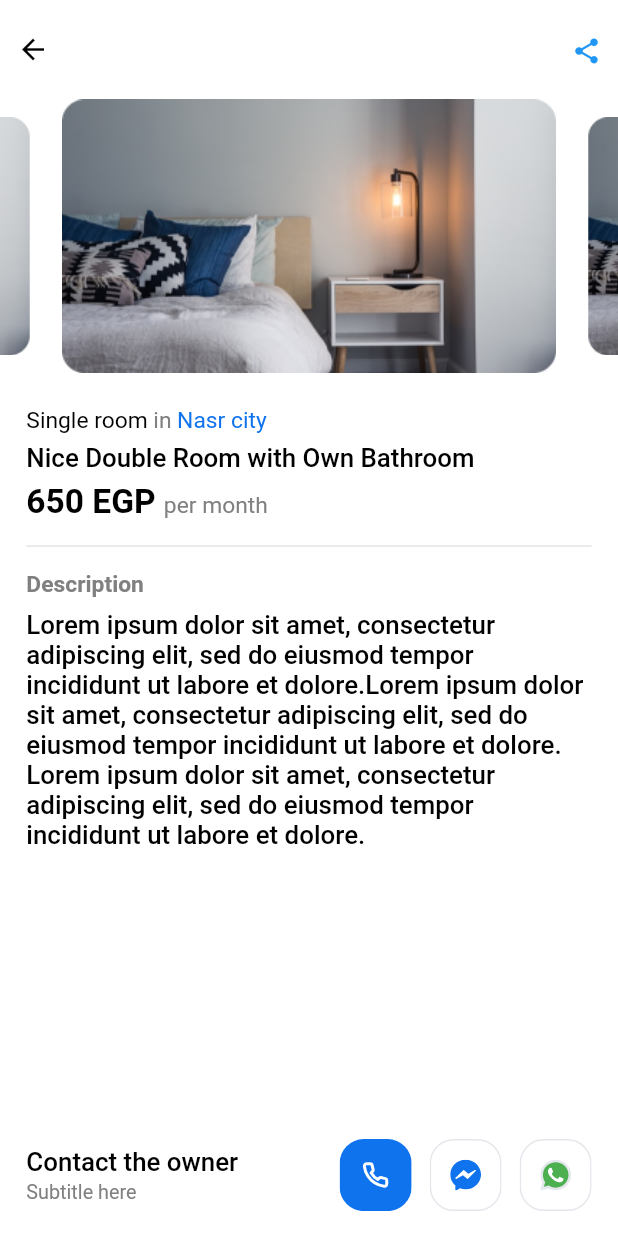
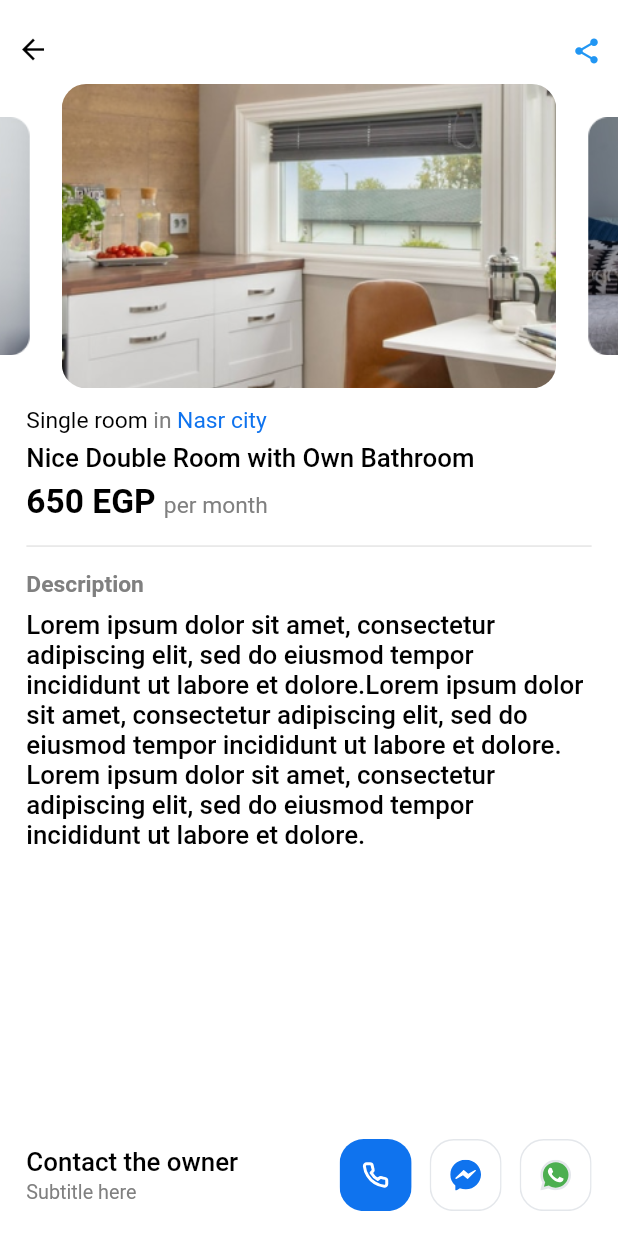
Before and after one commit to msaeedabdelmonem/Roommate, a Flutter app: the screen it shows after launch, after a tap on an icon or button, on a phone screen of 412 x 824 dp. Run offline on Flutter 3.47's test engine with Material 2 defaults, Android fonts, the phone set to English and light mode, and no system bars; drawn by our look-alikes of carousel_slider; our stand-ins replace device_info, device_preview, firebase_analytics, firebase_core, flutter_bloc, flutter_easyloading and 5 more; missing offline and left inert: device_uuid; accounts and stored records are empty; generated files the repository leaves out were written again; project files that could hold a hidden picture were left out.

Commit message:
Room details Ui

```diff
--- a/lib/core/constants/image_paths.dart
+++ b/lib/core/constants/image_paths.dart
@@ -9,8 +9,12 @@ abstract class ImagePaths {
   static const String search = "assets/icons/search.svg";
   static const String person = "assets/icons/person.svg";
   static const String room = "assets/images/room.png";
+  static const String room2 = "assets/images/room2.png";
 
   static const String phone = "assets/icons/phone.svg";
   static const String messenger = "assets/icons/messenger.svg";
   static const String whatsapp = "assets/icons/whatsapp.svg";
+
+  static const String rating = "assets/images/rating.svg";
+
 }
--- a/lib/core/constants/routes.dart
+++ b/lib/core/constants/routes.dart
@@ -3,6 +3,9 @@ abstract class RoutesNames {
   static const String loginScreen = 'loginScreen';
   static const String homeScreen = 'homeScreen';
   static const String room = 'room';
+  static const String ratingScreen = 'ratingScreen';
+  static const String roomImageScreen = 'roomImageScreen';
+
 }
 
 abstract class MoreRoutes{
--- a/lib/core/navigation/router.dart
+++ b/lib/core/navigation/router.dart
@@ -3,9 +3,12 @@ import 'package:flutter/material.dart';
 import 'package:roommate/app.dart';
 import 'package:roommate/core/constants/routes.dart';
 import 'package:roommate/models/home/room_model.dart';
+import 'package:roommate/models/room_image_model.dart';
 import 'package:roommate/ui/screens/home/home_screen.dart';
 import 'package:roommate/ui/screens/login/login_screen.dart';
+import 'package:roommate/ui/screens/rating/rating_screen.dart';
 import 'package:roommate/ui/screens/room/room_screen.dart';
+import 'package:roommate/ui/screens/room_image/room_image_screen.dart';
 
 Route<dynamic> generateRoute(RouteSettings settings) {
   log("Route Name:${settings.name}");
@@ -23,6 +26,17 @@ Route<dynamic> generateRoute(RouteSettings settings) {
       return MaterialPageRoute(
         builder: (context) =>
             RoomScreen(roomModel: settings.arguments as RoomModel),
+      );
+    case RoutesNames.roomImageScreen:
+      return MaterialPageRoute(
+        builder: (context) =>
+            RoomImageScreen(roomImageModel: settings.arguments as RoomImageModel),
+      );
+
+    case RoutesNames.ratingScreen:
+      return MaterialPageRoute(
+        builder: (context) =>
+            RatingScreen(),
       );
     default:
       return MaterialPageRoute(
--- a/lib/core/theme/colors/config_colors.dart
+++ b/lib/core/theme/colors/config_colors.dart
@@ -21,7 +21,7 @@ class ConstantsColors {
   static const orangeShadowColor = Color(0x26e16036);
   static const blueColor = Color(0xff65B8f9);
   static const redColor = Colors.red;
-  static const yellowColor = Color(0xffecff6a);
+  static const yellowColor = Color(0xffffc727);
   static const purpleColor = Color(0xff9080ff);
   static const textColor = Color(0xFF5b5b5b);
   static const textBlackColor = Color(0xff000000);
--- a/lib/l10n/intl_en.arb
+++ b/lib/l10n/intl_en.arb
@@ -6,5 +6,7 @@
   "facebook_login": "Continue with Facebook",
   "google_login": "Continue with Google",
   "appleLogin": "Continue with Apple ID",
-  "search": "search"
+  "search": "search",
+  "rate": "Rate the App",
+  "contact": "Contact The Owner"
 }
--- /dev/null
+++ b/lib/models/room_image_model.dart
@@ -0,0 +1,8 @@
+import 'package:roommate/models/home/room_model.dart';
+
+class RoomImageModel {
+  final String selectedImage;
+  final RoomModel roomModel;
+
+  RoomImageModel({required this.selectedImage, required this.roomModel});
+}
--- a/lib/ui/screens/home/widgets/room_list_widget.dart
+++ b/lib/ui/screens/home/widgets/room_list_widget.dart
@@ -17,7 +17,7 @@ class RoomListWidget extends StatelessWidget {
           price: 650,
           desc:
               'Lorem ipsum dolor sit amet, consectetur adipiscing elit, sed do eiusmod tempor incididunt ut labore et dolore.Lorem ipsum dolor sit amet, consectetur adipiscing elit, sed do eiusmod tempor incididunt ut labore et dolore. Lorem ipsum dolor sit amet, consectetur adipiscing elit, sed do eiusmod tempor incididunt ut labore et dolore.',
-          images: [ImagePaths.room, ImagePaths.room],
+          images: [ImagePaths.room2, ImagePaths.room],
           city: 'Nasr city'),
       RoomModel(
           type: 'Single room',
@@ -25,7 +25,7 @@ class RoomListWidget extends StatelessWidget {
           price: 650,
           desc:
               'Lorem ipsum dolor sit amet, consectetur adipiscing elit, sed do eiusmod tempor incididunt ut labore et dolore.Lorem ipsum dolor sit amet, consectetur adipiscing elit, sed do eiusmod tempor incididunt ut labore et dolore. Lorem ipsum dolor sit amet, consectetur adipiscing elit, sed do eiusmod tempor incididunt ut labore et dolore.',
-          images: [ImagePaths.room, ImagePaths.room],
+          images: [ImagePaths.room2, ImagePaths.room,],
           city: 'Nasr city'),
       RoomModel(
           type: 'Single room',
@@ -33,7 +33,7 @@ class RoomListWidget extends StatelessWidget {
           price: 650,
           desc:
               'Lorem ipsum dolor sit amet, consectetur adipiscing elit, sed do eiusmod tempor incididunt ut labore et dolore.Lorem ipsum dolor sit amet, consectetur adipiscing elit, sed do eiusmod tempor incididunt ut labore et dolore. Lorem ipsum dolor sit amet, consectetur adipiscing elit, sed do eiusmod tempor incididunt ut labore et dolore.',
-          images: [ImagePaths.room, ImagePaths.room],
+          images: [ImagePaths.room, ImagePaths.room2,],
           city: 'Nasr city')
     ];
     return ListView.separated(
--- a/lib/ui/screens/home/widgets/room_widget.dart
+++ b/lib/ui/screens/home/widgets/room_widget.dart
@@ -8,6 +8,7 @@ import 'package:roommate/main.dart';
 import 'package:roommate/models/home/room_model.dart';
 import 'package:roommate/ui/widgets/custom_text.dart';
 import 'package:roommate/ui/widgets/custom_widgets.dart';
+import 'package:roommate/ui/widgets/room_details.dart';
 
 class RoomWidget extends StatelessWidget {
   const RoomWidget({
@@ -33,67 +34,7 @@ class RoomWidget extends StatelessWidget {
                   image: roomModel.images?.first ?? '',
                 ),
           space(12),
-          RichText(
-            maxLines: 2,
-            text: TextSpan(
-              children: <TextSpan>[
-                TextSpan(
-                  text: roomModel.type,
-                  style: Theme.of(context).textTheme.bodySmall?.copyWith(
-                        fontSize: AppFontSize.smallMedium,
-                        color: ConstantsColors.blackColor,
-                      ),
-                ),
-                TextSpan(
-                  text: ' in ',
-                  style: Theme.of(context).textTheme.bodySmall?.copyWith(
-                        fontSize: AppFontSize.smallMedium,
-                        color: ConstantsColors.greyColor,
-                      ),
-                ),
-                TextSpan(
-                  text: roomModel.city,
-                  style: Theme.of(context).textTheme.bodySmall?.copyWith(
-                        fontSize: AppFontSize.smallMedium,
-                        color: ConstantsColors.blue,
-                      ),
-                )
-              ],
-            ),
-          ),
-          space(6),
-          CustomText(
-            text: roomModel.title ?? '',
-            maxLines: 2,
-            style: Theme.of(context).textTheme.bodySmall?.copyWith(
-                  color: ConstantsColors.blackColor,
-                  fontWeight: FontWeight.w500,
-                  fontSize: AppFontSize.x_medium,
-                ),
-          ),
-          space(6),
-          RichText(
-            maxLines: 1,
-            text: TextSpan(
-              children: <TextSpan>[
-                TextSpan(
-                  text: '${roomModel.price} EGP ',
-                  style: Theme.of(context).textTheme.bodySmall?.copyWith(
-                        fontSize: AppFontSize.x_large,
-                        fontWeight: FontWeight.w700,
-                        color: ConstantsColors.blackColor,
-                      ),
-                ),
-                TextSpan(
-                  text: 'per month',
-                  style: Theme.of(context).textTheme.bodySmall?.copyWith(
-                        fontSize: AppFontSize.smallMedium,
-                        color: ConstantsColors.greyColor,
-                      ),
-                ),
-              ],
-            ),
-          ),
+          RoomDetailsWidget(roomModel: roomModel)
         ],
       ),
     );
@@ -106,7 +47,11 @@ class RoomImages extends StatelessWidget {
 
   @override
   Widget build(BuildContext context) {
-    return ClipRRect(
-        borderRadius: BorderRadius.circular(16.0.r), child: Image.asset(image));
+    return SizedBox(
+      width: 1.sw,
+      height: 190.h,
+      child: ClipRRect(
+          borderRadius: BorderRadius.circular(16.0.r), child: Image.asset(image,fit: BoxFit.fitWidth,)),
+    );
   }
 }
--- a/lib/ui/screens/room/room_content.dart
+++ b/lib/ui/screens/room/room_content.dart
@@ -2,8 +2,12 @@ import 'package:carousel_slider/carousel_slider.dart';
 import 'package:flutter/material.dart';
 import 'package:flutter_screenutil/flutter_screenutil.dart';
 import 'package:roommate/core/constants/app_font_size.dart';
+import 'package:roommate/core/constants/routes.dart';
+import 'package:roommate/core/navigation/navigation.dart';
 import 'package:roommate/core/theme/colors/config_colors.dart';
+import 'package:roommate/main.dart';
 import 'package:roommate/models/home/room_model.dart';
+import 'package:roommate/models/room_image_model.dart';
 import 'package:roommate/ui/screens/home/widgets/room_widget.dart';
 import 'package:roommate/ui/screens/room/widgets/contact_widget.dart';
 import 'package:roommate/ui/widgets/custom_text.dart';
@@ -22,8 +26,11 @@ class RoomContent extends StatelessWidget {
           child: CarouselSlider(
             items: List.generate(
               roomModel.images!.length,
-              (index) => RoomImages(
-                image: roomModel.images?.first ?? '',
+              (index) => InkWell(
+                onTap: () => _onImageClick(imageIndex: index),
+                child: RoomImages(
+                  image: roomModel.images?[index] ?? '',
+                ),
               ),
             ),
             options: CarouselOptions(
@@ -66,7 +73,8 @@ class RoomContent extends StatelessWidget {
         Padding(
           padding: EdgeInsets.symmetric(horizontal: 16.w),
           child: CustomText(
-            maxLines: 30,textHeight: 24,
+            maxLines: 30,
+            textHeight: 24,
             text: roomModel.desc ?? '',
             style: Theme.of(context).textTheme.bodySmall?.copyWith(
                   color: ConstantsColors.blackColor,
@@ -77,7 +85,7 @@ class RoomContent extends StatelessWidget {
         ),
         Expanded(
           child: Padding(
-            padding: EdgeInsets.symmetric(horizontal: 16.w,vertical: 8.h),
+            padding: EdgeInsets.symmetric(horizontal: 16.w, vertical: 8.h),
             child: Align(
               alignment: FractionalOffset.bottomCenter,
               child: ContactWidget(),
@@ -87,4 +95,12 @@ class RoomContent extends StatelessWidget {
       ],
     );
   }
+
+  void _onImageClick({required int imageIndex}) {
+    Navigation(navigatorKey: navigatorKey).navigateTo(
+      routeName: RoutesNames.roomImageScreen,
+      arg: RoomImageModel(
+          selectedImage: roomModel.images![imageIndex], roomModel: roomModel),
+    );
+  }
 }
--- a/lib/ui/screens/room/widgets/contact_widget.dart
+++ b/lib/ui/screens/room/widgets/contact_widget.dart
@@ -3,7 +3,10 @@ import 'package:flutter_screenutil/flutter_screenutil.dart';
 import 'package:flutter_svg/flutter_svg.dart';
 import 'package:roommate/core/constants/app_font_size.dart';
 import 'package:roommate/core/constants/image_paths.dart';
+import 'package:roommate/core/constants/routes.dart';
+import 'package:roommate/core/navigation/navigation.dart';
 import 'package:roommate/core/theme/colors/config_colors.dart';
+import 'package:roommate/main.dart';
 import 'package:roommate/ui/widgets/custom_text.dart';
 import 'package:roommate/ui/widgets/custom_widgets.dart';
 
@@ -40,7 +43,11 @@ class ContactWidget extends StatelessWidget {
               ),
             ],
           ),
-          Row(
+          InkWell(
+            onTap: (){
+              Navigation(navigatorKey: navigatorKey).navigateTo(routeName: RoutesNames.ratingScreen);
+            },
+            child: Row(
               children: [
                 SvgPicture.asset(ImagePaths.phone),
                 space(0, 12),
@@ -48,6 +55,7 @@ class ContactWidget extends StatelessWidget {
                 space(0, 12),
                 SvgPicture.asset(ImagePaths.whatsapp),
               ],
+            ),
           )
         ],
       ),
--- a/lib/ui/widgets/custom_appbar.dart
+++ b/lib/ui/widgets/custom_appbar.dart
@@ -19,6 +19,7 @@ class CustomAppBar extends AppBar {
   double leadingPadding;
   bool? isResult;
   bool isLeadingApplied;
+  Widget? backIcon;
 
   CustomAppBar(
       {this.trailingWidgets: const [],
@@ -32,15 +33,18 @@ class CustomAppBar extends AppBar {
       this.leadingPadding: 0,
       this.toolbarHeight,
       this.isResult,
+      this.backIcon,
       this.isLeadingApplied = true})
       : super(
             automaticallyImplyLeading: isLeadingApplied,
             leading: showBackBtn
-                ? IconButton(
+                ? backIcon ??IconButton(
                     padding: EdgeInsetsDirectional.only(
                         start: 10.w, top: 10.h, end: 10.w),
-                    icon: Icon(Icons.arrow_back_outlined,
-                        size: 22, color: backIconColor),
+                    icon: Icon(
+                         Icons.arrow_back_outlined,
+                        size: 22,
+                        color: backIconColor),
                     onPressed: () async {
                       if (onPobClick != null) {
                         onPobClick();
--- /dev/null
+++ b/lib/ui/widgets/room_details.dart
@@ -0,0 +1,110 @@
+import 'package:flutter/material.dart';
+import 'package:flutter_screenutil/flutter_screenutil.dart';
+import 'package:roommate/core/constants/app_font_size.dart';
+import 'package:roommate/core/theme/colors/config_colors.dart';
+import 'package:roommate/models/home/room_model.dart';
+import 'package:roommate/ui/widgets/custom_text.dart';
+import 'package:roommate/ui/widgets/custom_widgets.dart';
+
+class RoomDetailsWidget extends StatelessWidget {
+  const RoomDetailsWidget(
+      {Key? key,
+      required this.roomModel,
+      this.roomTypeColor,
+      this.roomPriceColor,
+      this.roomTitleColor,
+      this.backgroundColor = ConstantsColors.transparent,
+      this.height,
+      this.radius = 0,
+        this.spaceHeight =6,
+      this.padding})
+      : super(key: key);
+  final RoomModel roomModel;
+  final Color? roomTypeColor;
+  final Color? roomPriceColor;
+  final Color? roomTitleColor;
+  final Color backgroundColor;
+  final double? height;
+  final double radius;
+  final EdgeInsetsGeometry? padding;
+  final double spaceHeight;
+  @override
+  Widget build(BuildContext context) {
+    return Container(
+      padding: padding,
+      height: height,
+      decoration: BoxDecoration(
+        color: backgroundColor,
+        borderRadius: BorderRadius.all(
+          Radius.circular(radius.r),
+        ),
+      ),
+      child: Column(
+        crossAxisAlignment: CrossAxisAlignment.start,
+        children: [
+          RichText(
+            maxLines: 2,
+            text: TextSpan(
+              children: <TextSpan>[
+                TextSpan(
+                  text: roomModel.type,
+                  style: Theme.of(context).textTheme.bodySmall?.copyWith(
+                        fontSize: AppFontSize.smallMedium,
+                        color: roomTypeColor ?? ConstantsColors.blackColor,
+                      ),
+                ),
+                TextSpan(
+                  text: ' in ',
+                  style: Theme.of(context).textTheme.bodySmall?.copyWith(
+                        fontSize: AppFontSize.smallMedium,
+                        color: roomTypeColor ?? ConstantsColors.greyColor,
+                      ),
+                ),
+                TextSpan(
+                  text: roomModel.city,
+                  style: Theme.of(context).textTheme.bodySmall?.copyWith(
+                        fontSize: AppFontSize.smallMedium,
+                        color: roomTypeColor ?? ConstantsColors.blue,
+                      ),
+                )
+              ],
+            ),
+          ),
+          space(spaceHeight),
+          CustomText(
+            text: roomModel.title ?? '',
+            maxLines: 2,
+            style: Theme.of(context).textTheme.bodySmall?.copyWith(
+                  color: roomTitleColor ?? ConstantsColors.blackColor,
+                  fontWeight: FontWeight.w500,
+                  fontSize: AppFontSize.x_medium,
+                ),
+          ),
+          space(spaceHeight),
+          RichText(
+            maxLines: 1,
+            text: TextSpan(
+              children: <TextSpan>[
+                TextSpan(
+                  text: '${roomModel.price} EGP ',
+                  style: Theme.of(context).textTheme.bodySmall?.copyWith(
+                        fontSize: AppFontSize.x_large,
+                        fontWeight: FontWeight.w700,
+                        color: roomPriceColor ?? ConstantsColors.blackColor,
+                      ),
+                ),
+                TextSpan(
+                  text: 'per month',
+                  style: Theme.of(context).textTheme.bodySmall?.copyWith(
+                        fontSize: AppFontSize.smallMedium,
+                        color: ConstantsColors.greyColor,
+                      ),
+                ),
+              ],
+            ),
+          ),
+        ],
+      ),
+    );
+  }
+}
```
Also changed, not shown: lib/ui/screens/rating/rating_content.dart (added, +38 -0 lines), lib/ui/screens/rating/rating_screen.dart (added, +31 -0 lines), lib/ui/screens/room_image/room_image_content.dart (added, +66 -0 lines), lib/ui/screens/room_image/room_image_screen.dart (added, +23 -0 lines), lib/ui/screens/room_image/widgets/image_header_widget.dart (added, +37 -0 lines), assets/images/rating.svg (added), assets/images/room2.png (added). Lines whose indentation alone changed are shown as unchanged.
